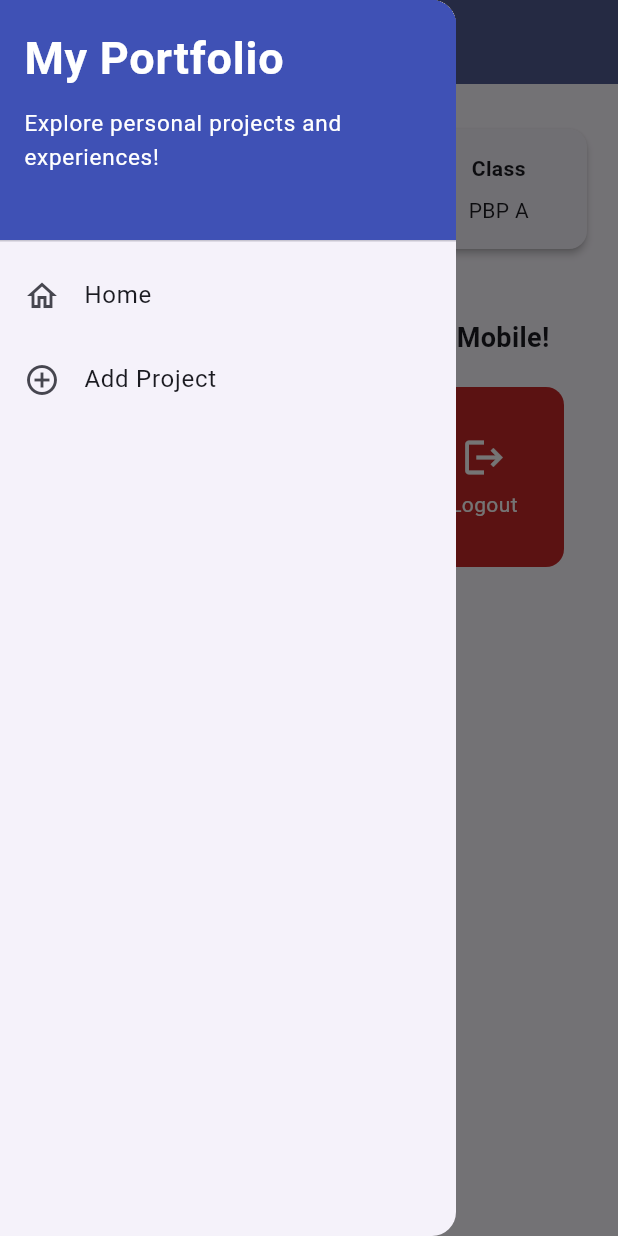
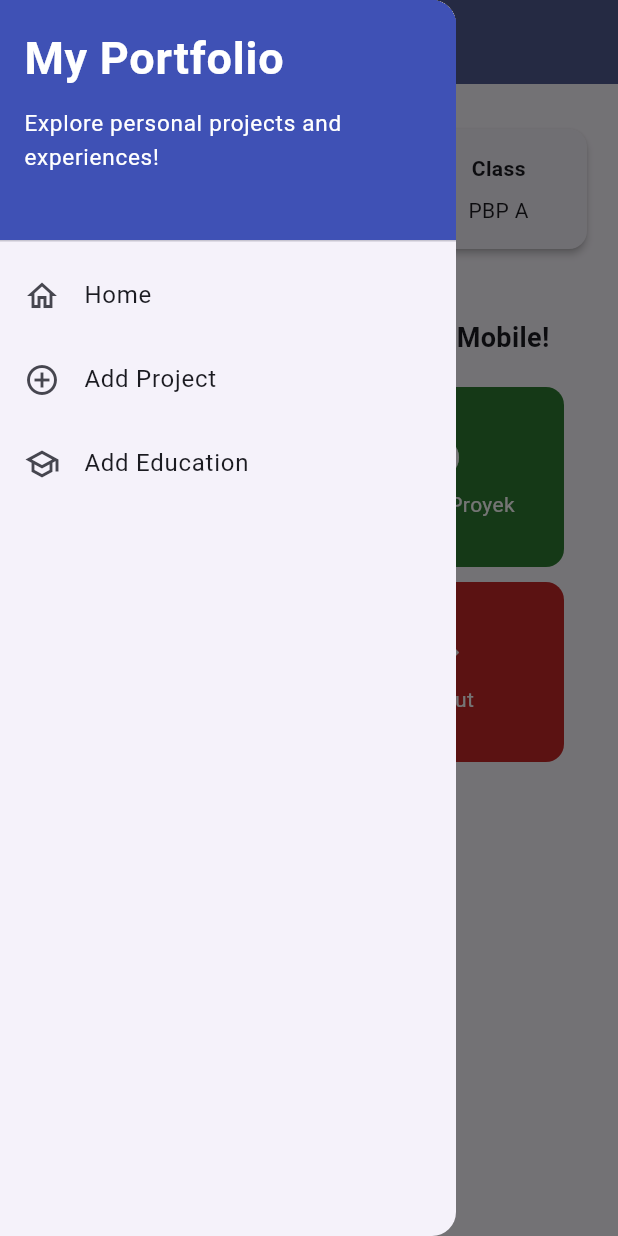
Before and after one commit to fatmawidya/myportofolio_mobile, a Flutter app: the screen it shows after launch, with the side drawer open, on a phone screen of 412 x 824 dp. Run offline on Flutter 3.47's test engine with Material 3 defaults, Android fonts, the phone set to English and light mode, and no system bars; our stand-ins replace material_ui.

Commit message:
feat: add entry points for the education form
Open Education from the home card and drawer, and use two action columns on compact screens.

```diff
--- a/lib/screens/menu.dart
+++ b/lib/screens/menu.dart
@@ -12,11 +12,14 @@ class MyHomePage extends StatelessWidget {
   final List<ItemHomepage> items = [
     ItemHomepage("Lihat Proyek", Icons.folder, Colors.blue.shade800),
     ItemHomepage("Tambah Proyek", Icons.add_circle, Colors.green.shade800),
+    ItemHomepage("Tambah Edukasi", Icons.school, Colors.teal.shade800),
     ItemHomepage("Logout", Icons.logout, Colors.red.shade800),
   ];
 
   @override
   Widget build(BuildContext context) {
+    final actionColumns = MediaQuery.sizeOf(context).width < 480 ? 2 : 3;
+
     // Scaffold menyediakan struktur visual dasar halaman (AppBar, Body, SnackBar).
     return Scaffold(
       // AppBar menampilkan bar bagian atas halaman aplikasi.
@@ -39,9 +42,15 @@ class MyHomePage extends StatelessWidget {
             Row(
               mainAxisAlignment: MainAxisAlignment.spaceEvenly,
               children: [
-                InfoCard(title: 'NPM', content: npm),
-                InfoCard(title: 'Name', content: nama),
-                InfoCard(title: 'Class', content: kelas),
+                Flexible(
+                  child: InfoCard(title: 'NPM', content: npm),
+                ),
+                Flexible(
+                  child: InfoCard(title: 'Name', content: nama),
+                ),
+                Flexible(
+                  child: InfoCard(title: 'Class', content: kelas),
+                ),
               ],
             ),
 
@@ -62,7 +71,6 @@ class MyHomePage extends StatelessWidget {
                     ),
                   ),
 
-                  // GridView menampilkan kartu tombol dalam tata letak kisi 3 kolom.
                   GridView.count(
                     primary: false,
                     physics: const NeverScrollableScrollPhysics(),
@@ -70,7 +78,7 @@ class MyHomePage extends StatelessWidget {
                     padding: const EdgeInsets.all(20),
                     crossAxisSpacing: 10,
                     mainAxisSpacing: 10,
-                    crossAxisCount: 3,
+                    crossAxisCount: actionColumns,
                     // shrinkWrap agar ukuran kisi menyesuaikan tinggi konten anak.
                     shrinkWrap: true,
                     children: items.map((ItemHomepage item) {
@@ -108,7 +116,7 @@ class InfoCard extends StatelessWidget {
           children: [
             Text(title, style: const TextStyle(fontWeight: FontWeight.bold)),
             const SizedBox(height: 8.0),
-            Text(content),
+            Text(content, textAlign: TextAlign.center),
           ],
         ),
       ),
--- a/lib/widgets/left_drawer.dart
+++ b/lib/widgets/left_drawer.dart
@@ -1,4 +1,5 @@
 import 'package:material_ui/material_ui.dart';
+import 'package:myportofolio_mobile/screens/education_form.dart';
 import 'package:myportofolio_mobile/screens/menu.dart';
 import 'package:myportofolio_mobile/screens/project_form.dart';
 
@@ -62,6 +63,18 @@ class LeftDrawer extends StatelessWidget {
               );
             },
           ),
+          ListTile(
+            leading: const Icon(Icons.school_outlined),
+            title: const Text('Add Education'),
+            onTap: () {
+              Navigator.pushReplacement(
+                context,
+                MaterialPageRoute(
+                  builder: (context) => const EducationFormPage(),
+                ),
+              );
+            },
+          ),
         ],
       ),
     );
```
Also changed, not shown: lib/widgets/project_card.dart (+14 -1 lines).
